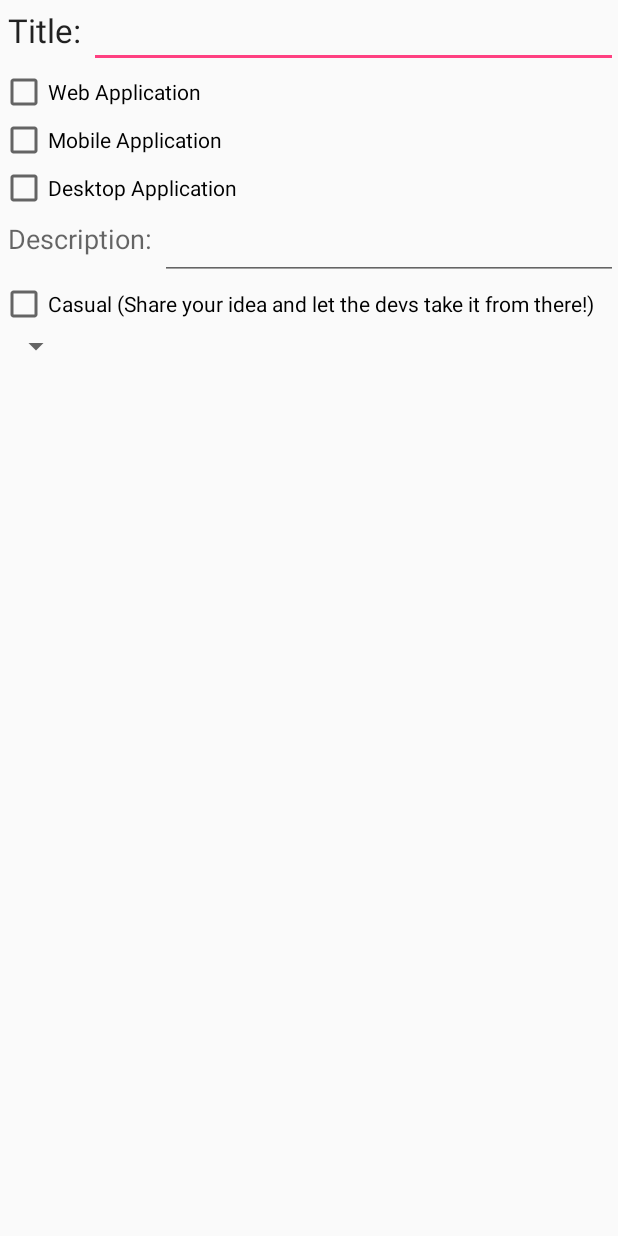
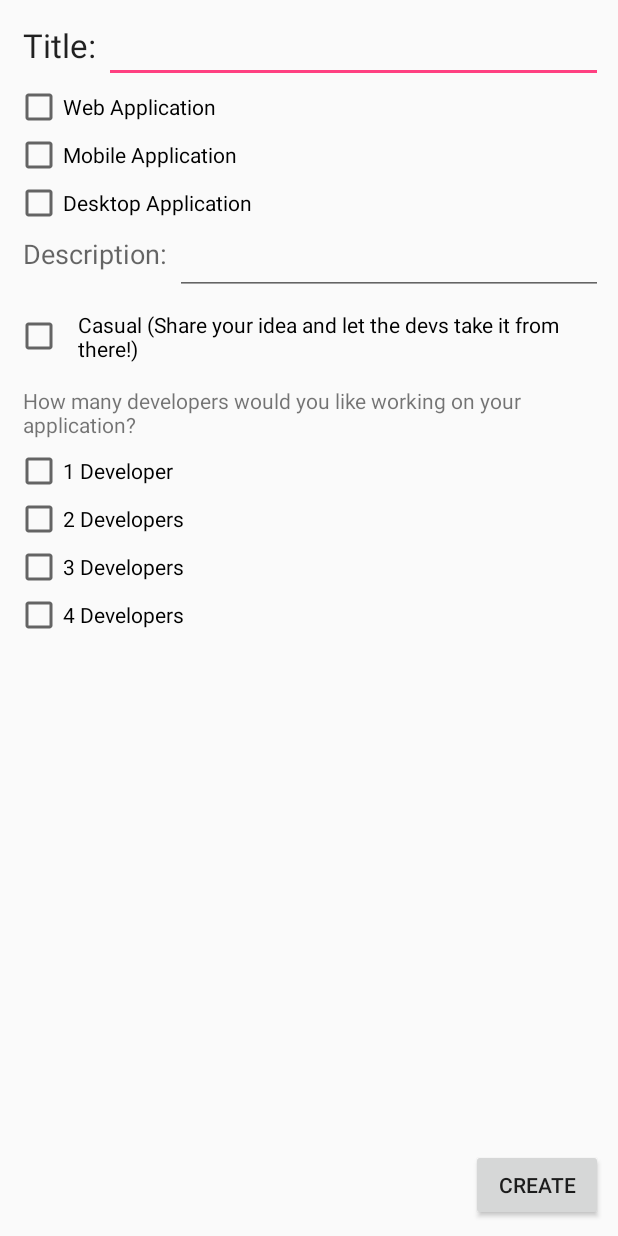
Before and after one commit to helizabethwhite/hackillinoismobile, an Android app: the layout create_idea.xml on its own in the app's theme, with its tools: preview values and no code run, on a phone screen of 412 x 824 dp. Run offline under Robolectric (Android 15) with nearby library versions, the phone set to English and light mode, and no system bars.

Commit message:
create idea and company

```diff
--- a/app/src/main/res/layout/create_idea.xml
+++ b/app/src/main/res/layout/create_idea.xml
@@ -1,7 +1,8 @@
 <?xml version="1.0" encoding="utf-8"?>
 <RelativeLayout xmlns:android="http://schemas.android.com/apk/res/android"
     android:orientation="vertical" android:layout_width="match_parent"
-    android:layout_height="match_parent">
+    android:layout_height="match_parent"
+    android:padding="10dp">
 
     <TextView
         android:layout_width="wrap_content"
@@ -83,14 +84,77 @@
         android:layout_below="@+id/editIdeaDescription"
         android:layout_alignParentLeft="true"
         android:layout_alignParentStart="true"
+        android:checked="false"
+        android:padding="10dp" />
+
+    <Button
+        android:layout_width="wrap_content"
+        android:layout_height="wrap_content"
+        android:text="@string/create"
+        android:id="@+id/buttonSaveNewIdea"
+        android:layout_alignParentBottom="true"
+        android:layout_alignParentRight="true"
+        android:layout_alignParentEnd="true"
+        android:padding="10dp"
+        android:onClick="onCreateClick"
+        android:nestedScrollingEnabled="false" />
+
+    <CheckBox
+        android:layout_width="wrap_content"
+        android:layout_height="wrap_content"
+        android:text="1 Developer"
+        android:id="@+id/checkOneDev"
+        android:checked="false"
+        android:layout_below="@+id/textHowManyDevs"
+        android:layout_alignLeft="@+id/textHowManyDevs"
+        android:layout_alignStart="@+id/textHowManyDevs" />
+
+    <CheckBox
+        android:layout_width="wrap_content"
+        android:layout_height="wrap_content"
+        android:text="2 Developers"
+        android:id="@+id/checkTwoDev"
+        android:layout_below="@+id/checkOneDev"
+        android:layout_alignLeft="@+id/checkOneDev"
+        android:layout_alignStart="@+id/checkOneDev"
         android:checked="false" />
 
-    <Spinner
+    <CheckBox
         android:layout_width="wrap_content"
         android:layout_height="wrap_content"
-        android:id="@+id/spinnerDevAmount"
+        android:text="3 Developers"
+        android:id="@+id/checkThreeDev"
+        android:layout_below="@+id/checkTwoDev"
+        android:layout_alignLeft="@+id/checkTwoDev"
+        android:layout_alignStart="@+id/checkTwoDev"
+        android:checked="false" />
+
+    <CheckBox
+        android:layout_width="wrap_content"
+        android:layout_height="wrap_content"
+        android:text="4 Developers"
+        android:id="@+id/checkFourDev"
+        android:layout_below="@+id/checkThreeDev"
+        android:layout_alignLeft="@+id/checkThreeDev"
+        android:layout_alignStart="@+id/checkThreeDev"
+        android:checked="false" />
+
+    <TextView
+        android:layout_width="wrap_content"
+        android:layout_height="wrap_content"
+        android:text="@string/howManyDevs"
+        android:id="@+id/textHowManyDevs"
         android:layout_below="@+id/checkCasual"
-        android:layout_alignParentLeft="true"
-        android:layout_alignParentStart="true"
-        android:spinnerMode="dropdown" />
+        android:layout_alignLeft="@+id/checkCasual"
+        android:layout_alignStart="@+id/checkCasual"
+        android:padding="5dp" />
+
+    <TextView
+        android:layout_width="wrap_content"
+        android:layout_height="wrap_content"
+        android:id="@+id/textCreateResult"
+        android:layout_alignTop="@+id/buttonSaveNewIdea"
+        android:layout_toRightOf="@+id/checkOneDev"
+        android:layout_toEndOf="@+id/checkOneDev" />
+
 </RelativeLayout>
--- a/app/src/main/res/layout/dashboard.xml
+++ b/app/src/main/res/layout/dashboard.xml
@@ -7,7 +7,9 @@
         android:layout_width="wrap_content"
         android:layout_height="wrap_content"
         android:id="@+id/buttonCreateIdea"
-        android:text="@string/new_idea" />
+        android:text="@string/new_idea"
+        android:onClick="createIdeaClick"
+        android:nestedScrollingEnabled="true" />
 
     <ListView
         android:layout_width="match_parent"
--- a/app/src/main/res/values/strings.xml
+++ b/app/src/main/res/values/strings.xml
@@ -23,11 +23,12 @@
     <string name="desktop_application">Desktop Application</string>
     <string name="description">Description: </string>
     <string name="casual_with_explanation">Casual (Share your idea and let the devs take it from there!)</string>
-    <string name="ideas_fail">Couldn\'t Load Ideas</string>
     <string name="completeregistration">Complete Registration</string>
     <string name="verificationdescription1">You should receive a 4-digit verification code via text.</string>
     <string name="verificationinstruction">Enter the 4-digit verification code here:</string>
     <string name="done">Done</string>
     <string name="resendverification">Didn\'t receive a text?</string>
     <string name="resend">Resend Code</string>
+    <string name="create">Create</string>
+    <string name="howManyDevs">How many developers would you like working on your application?</string>
 </resources>
```
Also changed, not shown: app/src/main/java/hackillinois/whitehan/edu/msu/devme/CreateIdeaActivity.java (added, +243 -0 lines), app/src/main/java/hackillinois/whitehan/edu/msu/devme/DashboardActivity.java (+7 -0 lines).
